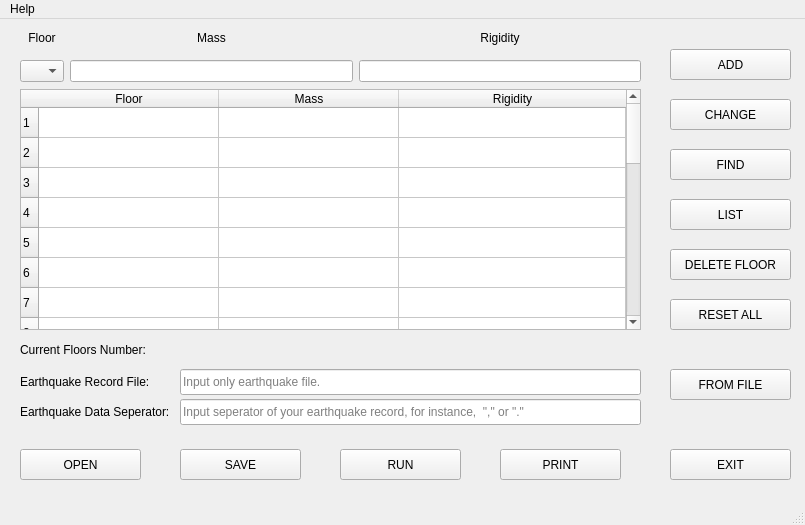
First picture: the form in sDynaUi.ui, repository alitatici/VisualizationOfCodes, before the edit.
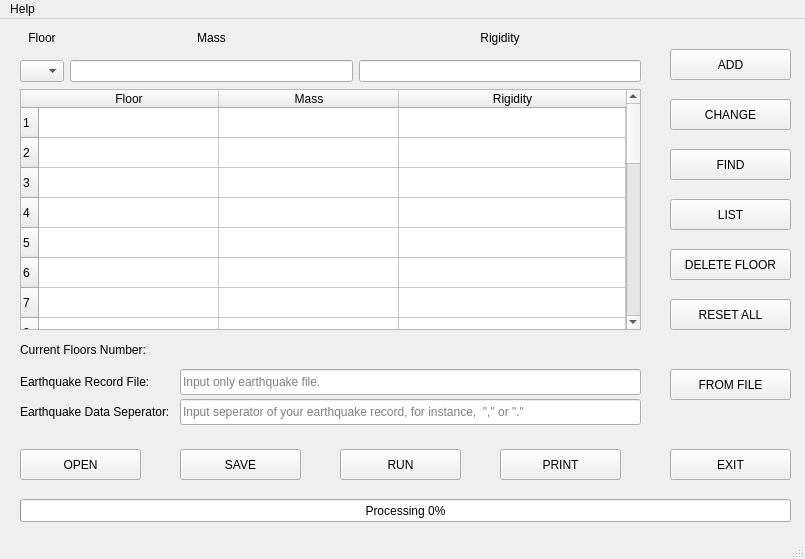
Second picture: the form after the edit. Icons and pictures are not drawn.

The edit to the form file:
```diff
--- a/sDynaUi.ui
+++ b/sDynaUi.ui
@@ -7,7 +7,7 @@
     <x>0</x>
     <y>0</y>
     <width>805</width>
-    <height>525</height>
+    <height>559</height>
    </rect>
   </property>
   <property name="windowTitle">
@@ -1840,6 +1840,22 @@
      <bool>true</bool>
     </property>
    </widget>
+   <widget class="QProgressBar" name="progressBar">
+    <property name="geometry">
+     <rect>
+      <x>20</x>
+      <y>480</y>
+      <width>771</width>
+      <height>23</height>
+     </rect>
+    </property>
+    <property name="value">
+     <number>0</number>
+    </property>
+    <property name="format">
+     <string>Processing %p%</string>
+    </property>
+   </widget>
   </widget>
   <widget class="QMenuBar" name="menubar">
    <property name="geometry">
```
